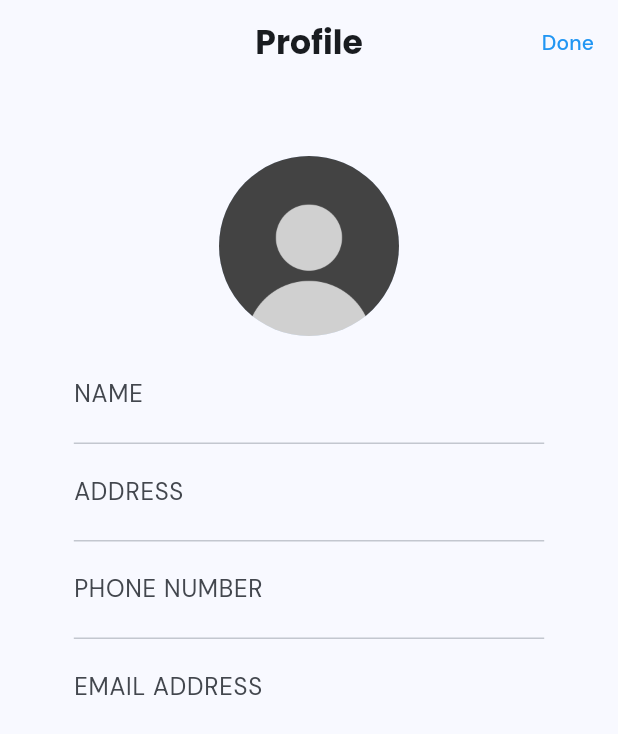
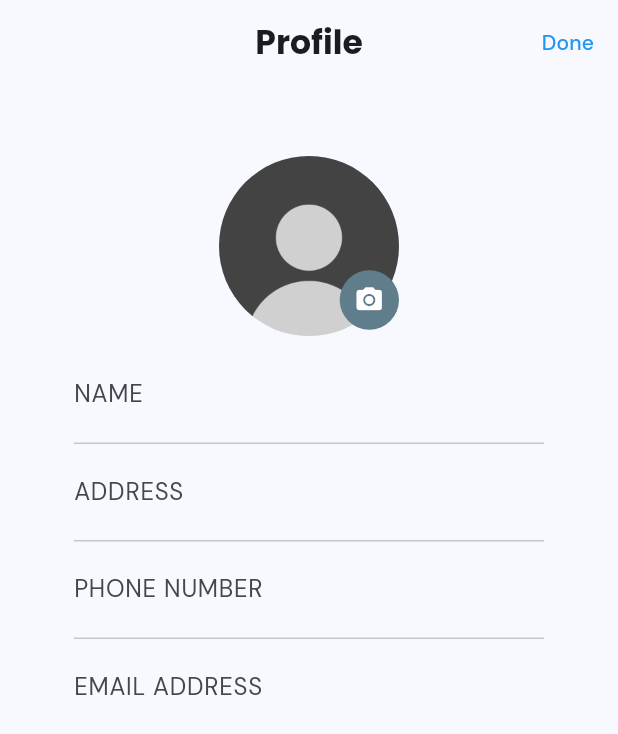
Before and after one commit to enbernaldez/athomeconvenience, a Flutter app: the CustomerSettingsPage screen opened directly, after a tap on "Edit", on a phone screen of 412 x 824 dp. Shown: the top 734 px of the screen. Run offline on Flutter 3.47's test engine with Material 2 defaults, Android fonts, the phone set to English and light mode, and no system bars; our stand-ins replace auto_size_text, cloud_firestore, convex_bottom_bar, country_picker, email_validator, firebase_auth and 9 more; accounts and stored records are empty.

Commit message:
added change profile pic feature -incomplete

```diff
--- a/lib/customer_settings_page.dart
+++ b/lib/customer_settings_page.dart
@@ -1,6 +1,7 @@
 import 'package:athomeconvenience/contact_us_page.dart';
 import 'package:athomeconvenience/landing_page.dart';
 import 'package:athomeconvenience/terms_and_conditions_page.dart';
+import 'package:athomeconvenience/widgets/profile_pic.dart';
 import 'package:cloud_firestore/cloud_firestore.dart';
 import 'package:firebase_auth/firebase_auth.dart';
 import 'package:flutter/material.dart';
@@ -125,11 +126,9 @@ class _CustomerSettingsPageState extends State<CustomerSettingsPage> {
                   child: Form(
                     child: Column(
                       children: [
-                        const CircleAvatar(
-                          backgroundImage:
-                              AssetImage('images/default_profile_pic.png'),
-                          // minRadius: 30,
-                          maxRadius: 60,
+                        ProfilePic(
+                          edit: !_readonly,
+                          iconSize: 20,
                         ),
                         const SizedBox(height: 15),
                         TextFormField(
--- a/lib/registration_page.dart
+++ b/lib/registration_page.dart
@@ -89,7 +89,7 @@ class _RegistrationPageState extends State<RegistrationPage> {
     });
   }
 
-  void myAlert() {
+  void uploadImage() {
     showDialog(
       context: context,
       builder: (BuildContext context) {
@@ -226,6 +226,7 @@ class _RegistrationPageState extends State<RegistrationPage> {
         } else {
           final String serviceStart = startTime!.format(context).toString();
           final String serviceEnd = endTime!.format(context).toString();
+
           // ?======== Upload Image First in Firebase Storage==============
           File file = File(imagePath!);
 
@@ -709,7 +710,7 @@ class _RegistrationPageState extends State<RegistrationPage> {
                                               ),
                                             ),
                                             onPressed: () {
-                                              myAlert();
+                                              uploadImage();
                                             },
                                             child: Text(
                                               'Upload ID / Business Permit',
--- /dev/null
+++ b/lib/widgets/profile_pic.dart
@@ -0,0 +1,133 @@
+import 'package:flutter/material.dart';
+import 'package:image_picker/image_picker.dart';
+
+class ProfilePic extends StatefulWidget {
+  final bool edit;
+  final double iconSize;
+
+  const ProfilePic({
+    super.key,
+    required this.edit,
+    required this.iconSize, //20.0 for customer settings
+  });
+
+  @override
+  State<ProfilePic> createState() => _ProfilePicState();
+}
+
+class _ProfilePicState extends State<ProfilePic> {
+  XFile? image; //*
+  final ImagePicker picker = ImagePicker();
+
+  Future getImage(ImageSource media) async {
+    var img = await picker.pickImage(source: media);
+
+    setState(() {
+      image = img;
+    });
+  }
+
+  void uploadImage() {
+    showDialog(
+      context: context,
+      builder: (BuildContext context) {
+        return AlertDialog(
+          shape: RoundedRectangleBorder(borderRadius: BorderRadius.circular(8)),
+          title: const Text('Upload'),
+          content: SizedBox(
+            height: MediaQuery.of(context).size.height / 6,
+            child: Column(
+              mainAxisAlignment: MainAxisAlignment.center,
+              children: [
+                OutlinedButton(
+                  style: OutlinedButton.styleFrom(
+                    padding: const EdgeInsets.all(8),
+                    shape: RoundedRectangleBorder(
+                      borderRadius: BorderRadius.circular(4.0),
+                    ),
+                    side: const BorderSide(color: Colors.blueAccent),
+                  ),
+                  onPressed: () {
+                    Navigator.pop(context);
+                    getImage(ImageSource.gallery);
+                  },
+                  child: Row(
+                    children: [
+                      Icon(
+                        Icons.image,
+                        color: Colors.blue[700],
+                      ),
+                      const SizedBox(width: 8),
+                      const Text('From Gallery'),
+                    ],
+                  ),
+                ),
+                const SizedBox(height: 10),
+                OutlinedButton(
+                  style: OutlinedButton.styleFrom(
+                    padding: const EdgeInsets.all(8),
+                    shape: RoundedRectangleBorder(
+                      borderRadius: BorderRadius.circular(4.0),
+                    ),
+                    side: const BorderSide(color: Colors.blueAccent),
+                  ),
+                  onPressed: () {
+                    Navigator.pop(context);
+                    getImage(ImageSource.camera);
+                  },
+                  child: Row(
+                    children: [
+                      Icon(
+                        Icons.camera,
+                        color: Colors.blue[700],
+                      ),
+                      const SizedBox(width: 8),
+                      const Text('From Camera'),
+                    ],
+                  ),
+                ),
+              ],
+            ),
+          ),
+        );
+      },
+    );
+  }
+
+  @override
+  Widget build(BuildContext context) {
+    return Stack(
+      alignment: AlignmentDirectional.bottomEnd,
+      children: [
+        const CircleAvatar(
+          backgroundImage: AssetImage('images/default_profile_pic.png'),
+          maxRadius: 60,
+        ),
+        Visibility(
+          visible: widget.edit,
+          child: FractionallySizedBox(
+            widthFactor: 0.12,
+            child: Container(
+              width: double.infinity,
+              decoration: const BoxDecoration(
+                shape: BoxShape.circle,
+                color: Colors.blueGrey,
+              ),
+              child: IconButton(
+                padding: const EdgeInsets.all(0.0),
+                onPressed: () {
+                  uploadImage();
+                },
+                icon: Icon(
+                  Icons.camera_alt,
+                  color: Colors.white,
+                  size: widget.iconSize,
+                ),
+              ),
+            ),
+          ),
+        ),
+      ],
+    );
+  }
+}
```
Also changed, not shown: 2 other files.
